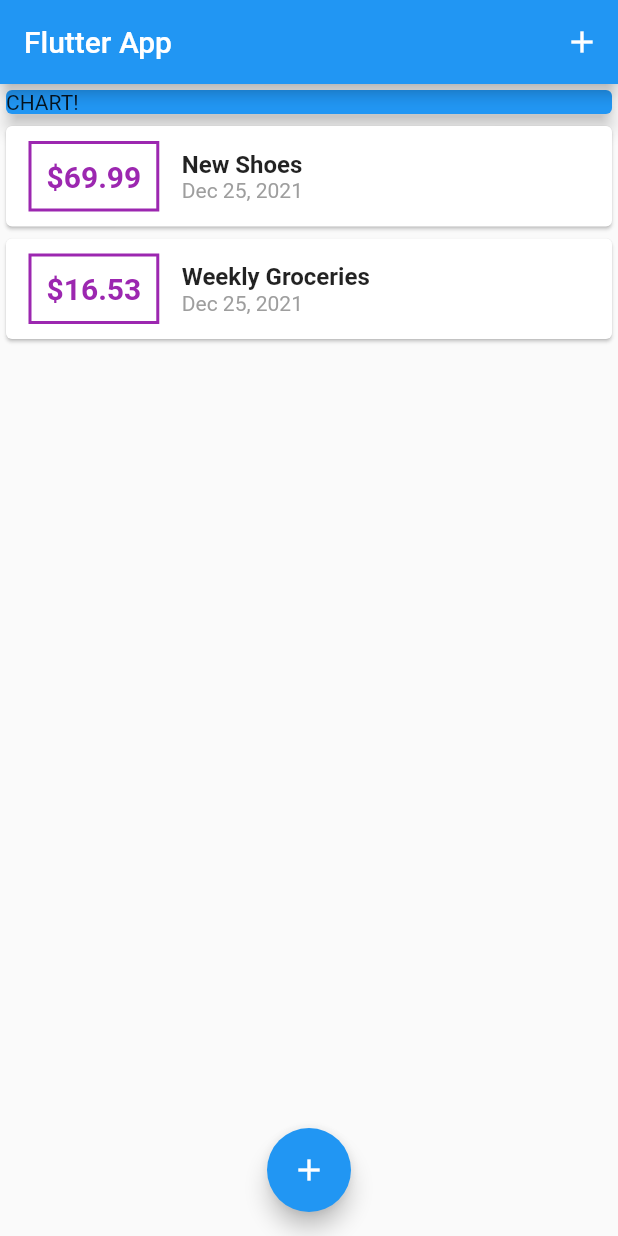
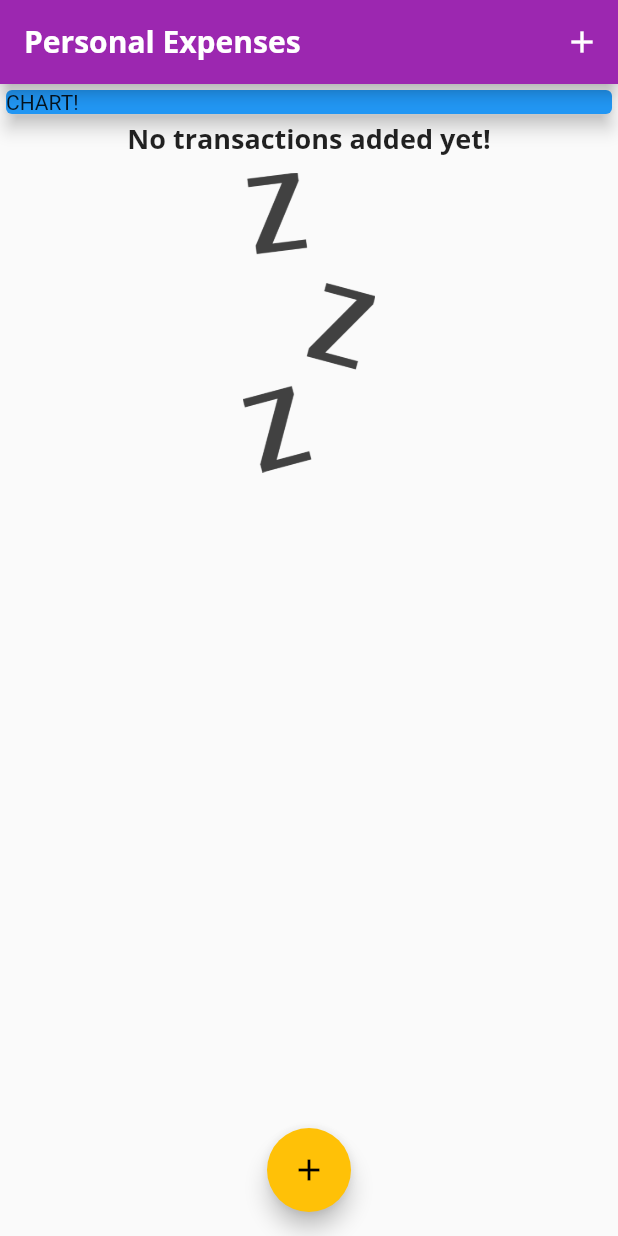
Before and after one commit to lukisoo/finance-app-flutter-demo, a Flutter app: the screen it shows after launch, on a phone screen of 412 x 824 dp. Run offline on Flutter 3.47's test engine with Material 2 defaults, Android fonts, the phone set to English and light mode, and no system bars.

```diff
--- a/lib/main.dart
+++ b/lib/main.dart
@@ -10,7 +10,26 @@ class MyApp extends StatelessWidget {
   @override
   Widget build(BuildContext context) {
     return MaterialApp(
-      title: 'Flutter App',
+      title: 'Personal Expenses',
+      theme: ThemeData(
+          primarySwatch: Colors.purple,
+          accentColor: Colors.amber,
+          fontFamily: 'Quicksand',
+          textTheme: ThemeData.light().textTheme.copyWith(
+                  headline6: TextStyle(
+                fontFamily: 'OpenSans',
+                fontWeight: FontWeight.bold,
+                fontSize: 18,
+              )),
+          appBarTheme: AppBarTheme(
+            textTheme: ThemeData.light().textTheme.copyWith(
+                  headline6: TextStyle(
+                    fontFamily: 'OpenSans',
+                    fontSize: 20,
+                    fontWeight: FontWeight.bold,
+                  ),
+                ),
+          )),
       home: MyHomePage(),
     );
   }
@@ -25,18 +44,18 @@ class MyHomePage extends StatefulWidget {
 
 class _MyHomePageState extends State<MyHomePage> {
   final List<Transaction> _userTransactions = [
-    Transaction(
-      id: 't1',
-      title: 'New Shoes',
-      amount: 69.99,
-      date: DateTime.now(),
-    ),
-    Transaction(
-      id: 't2',
-      title: 'Weekly Groceries',
-      amount: 16.53,
-      date: DateTime.now(),
-    ),
+    // Transaction(
+    //   id: 't1',
+    //   title: 'New Shoes',
+    //   amount: 69.99,
+    //   date: DateTime.now(),
+    // ),
+    // Transaction(
+    //   id: 't2',
+    //   title: 'Weekly Groceries',
+    //   amount: 16.53,
+    //   date: DateTime.now(),
+    // ),
   ];
 
   void _addNewTransaction(String txTitle, double txAmount) {
@@ -69,7 +88,7 @@ class _MyHomePageState extends State<MyHomePage> {
   Widget build(BuildContext context) {
     return Scaffold(
       appBar: AppBar(
-        title: Text('Flutter App'),
+        title: Text('Personal Expenses'),
         actions: <Widget>[
           IconButton(
             icon: Icon(Icons.add),
--- a/lib/widgets/transaction_list.dart
+++ b/lib/widgets/transaction_list.dart
@@ -14,7 +14,26 @@ class TransactionList extends StatelessWidget {
   Widget build(BuildContext context) {
     return Container(
         height: 300,
-        child: ListView.builder(
+        child: transactions.isEmpty
+            ? Column(
+                children: <Widget>[
+                  Text(
+                    'No transactions added yet!',
+                    style: Theme.of(context).textTheme.headline6,
+                  ),
+                  SizedBox(
+                    height: 10,
+                  ),
+                  Container(
+                    height: 200,
+                    child: Image.asset(
+                      'assets/images/waiting.png',
+                      fit: BoxFit.cover,
+                    ),
+                  ),
+                ],
+              )
+            : ListView.builder(
                 itemBuilder: (ctx, index) {
                   return Card(
                     child: Row(
@@ -26,29 +45,26 @@ class TransactionList extends StatelessWidget {
                           ),
                           decoration: BoxDecoration(
                             border: Border.all(
-                        color: Colors.purple,
+                              color: Theme.of(context).primaryColor,
                               width: 2,
                             ),
                           ),
                           padding: EdgeInsets.all(10),
                           child: Text(
                             '\$${transactions[index].amount.toStringAsFixed(2)}',
-                        style: TextStyle(
-                          fontWeight: FontWeight.bold,
-                          fontSize: 20,
-                          color: Colors.purple,
-                        )),
+                            style: Theme.of(context).textTheme.headline6,
+                          ),
                         ),
                         Column(
                           crossAxisAlignment: CrossAxisAlignment.start,
                           children: <Widget>[
-                      Text(transactions[index].title,
-                          style: TextStyle(
-                            fontSize: 16,
-                            fontWeight: FontWeight.bold,
-                          )),
                             Text(
-                        DateFormat.yMMMd().format(transactions[index].date),
+                              transactions[index].title,
+                              style: Theme.of(context).textTheme.headline6,
+                            ),
+                            Text(
+                              DateFormat.yMMMd()
+                                  .format(transactions[index].date),
                               style: TextStyle(color: Colors.grey),
                             ),
                           ],
```
Also changed, not shown: lib/widgets/chart.dart (added, +33 -0 lines), pubspec.yaml (+13 -9 lines), assets/fonts/OpenSans-Bold.ttf (added), assets/fonts/OpenSans-Regular.ttf (added), assets/fonts/Quicksand-Bold.ttf (added), assets/fonts/Quicksand-Light.ttf (added), assets/fonts/Quicksand-Medium.ttf (added), assets/fonts/Quicksand-Regular.ttf (added), assets/images/waiting.png (added), 1 other file. Lines whose indentation alone changed are shown as unchanged.
